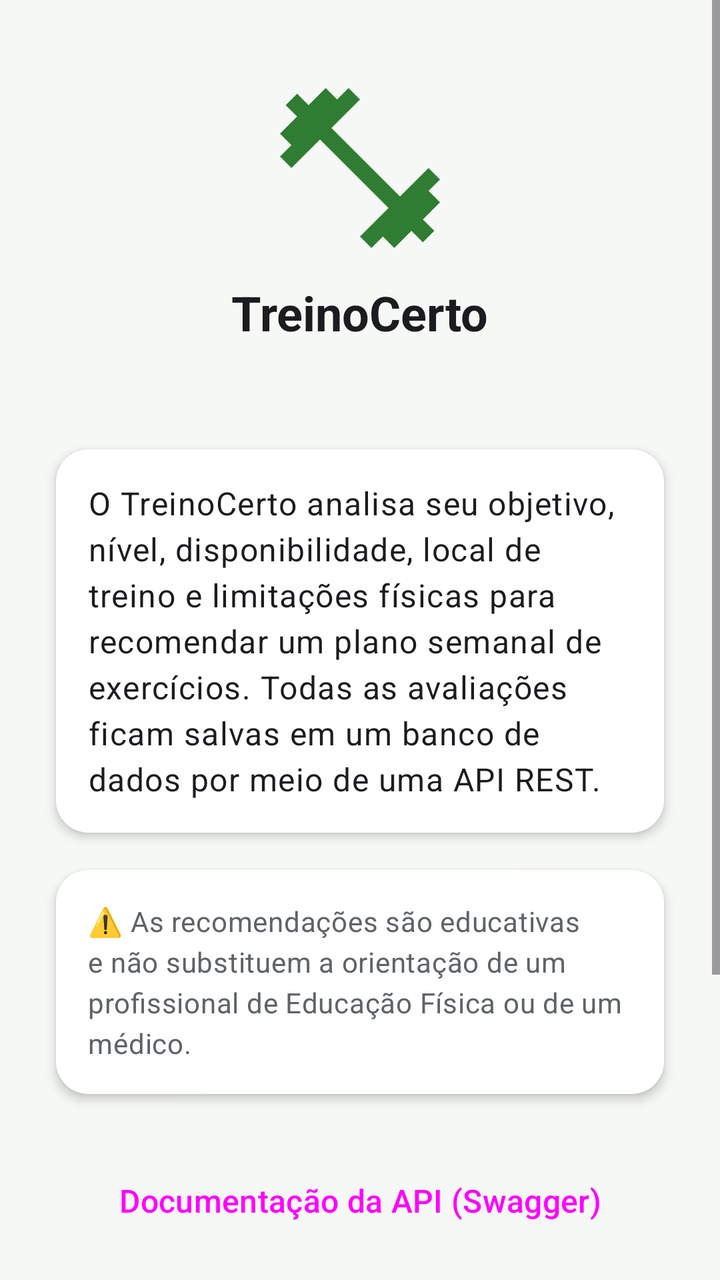
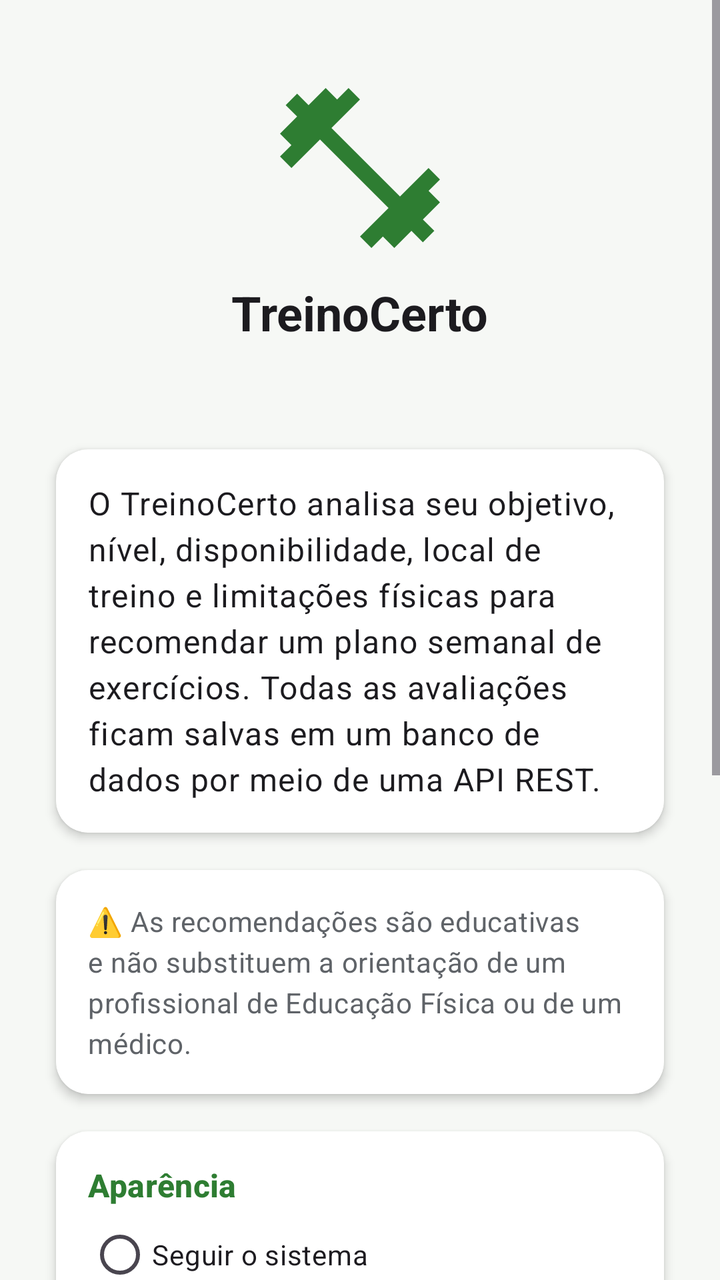

Before-and-after screenshots of an Android layout around one commit, followed by the original layout XML and the change that was made.
<!-- AndroidManifest.xml: application theme Theme.TreinoCerto -->
<!-- res/layout/activity_sobre.xml -->
<?xml version="1.0" encoding="utf-8"?>
<ScrollView xmlns:android="http://schemas.android.com/apk/res/android"
    xmlns:app="http://schemas.android.com/apk/res-auto"
    android:layout_width="match_parent"
    android:layout_height="match_parent"
    android:background="?android:attr/colorBackground">

    <LinearLayout
        android:layout_width="match_parent"
        android:layout_height="wrap_content"
        android:gravity="center_horizontal"
        android:orientation="vertical"
        android:padding="@dimen/margem_tela">

        <ImageView
            android:layout_width="96dp"
            android:layout_height="96dp"
            android:layout_marginTop="@dimen/espaco_medio"
            android:contentDescription="@string/app_name"
            android:src="@drawable/ic_haltere"
            app:tint="@color/verde_primario" />

        <TextView
            android:layout_width="wrap_content"
            android:layout_height="wrap_content"
            android:layout_marginTop="@dimen/espaco_pequeno"
            android:text="@string/app_name"
            android:textAppearance="@style/Texto.Titulo" />

        <TextView
            android:id="@+id/txtVersao"
            android:layout_width="wrap_content"
            android:layout_height="wrap_content"
            android:textAppearance="@style/Texto.Secundario" />

        <androidx.cardview.widget.CardView
            style="@style/Cartao"
            android:layout_width="match_parent"
            android:layout_height="wrap_content"
            android:layout_marginTop="@dimen/espaco_grande">

            <TextView
                android:layout_width="match_parent"
                android:layout_height="wrap_content"
                android:lineSpacingExtra="4dp"
                android:text="@string/sobre_descricao"
                android:textAppearance="@style/Texto.Corpo" />
        </androidx.cardview.widget.CardView>

        <androidx.cardview.widget.CardView
            style="@style/Cartao"
            android:layout_width="match_parent"
            android:layout_height="wrap_content">

            <TextView
                android:layout_width="match_parent"
                android:layout_height="wrap_content"
                android:lineSpacingExtra="4dp"
                android:text="@string/sobre_aviso"
                android:textAppearance="@style/Texto.Secundario" />
        </androidx.cardview.widget.CardView>

        <Button
            android:id="@+id/btnSwagger"
            style="@style/Botao.Secundario"
            android:layout_width="match_parent"
            android:layout_height="wrap_content"
            android:layout_marginTop="@dimen/espaco_medio"
            android:text="@string/sobre_swagger"
            app:icon="@drawable/ic_web" />

        <Button
            android:id="@+id/btnOms"
            style="@style/Botao.Secundario"
            android:layout_width="match_parent"
            android:layout_height="wrap_content"
            android:layout_marginTop="@dimen/espaco_pequeno"
            android:text="@string/sobre_oms"
            app:icon="@drawable/ic_info" />

        <Button
            android:id="@+id/btnContato"
            style="@style/Botao.Secundario"
            android:layout_width="match_parent"
            android:layout_height="wrap_content"
            android:layout_marginTop="@dimen/espaco_pequeno"
            android:text="@string/sobre_contato"
            app:icon="@drawable/ic_email" />

        <Button
            android:id="@+id/btnCompartilharApp"
            style="@style/Botao.Principal"
            android:layout_width="match_parent"
            android:layout_height="wrap_content"
            android:layout_marginTop="@dimen/espaco_pequeno"
            android:text="@string/sobre_compartilhar"
            app:icon="@drawable/ic_compartilhar" />
    </LinearLayout>
</ScrollView>
<!-- resources referenced by this layout -->
<resources>
  <color name="verde_primario">#2E7D32</color>
  <dimen name="espaco_grande">24dp</dimen>
  <dimen name="espaco_medio">16dp</dimen>
  <dimen name="espaco_pequeno">8dp</dimen>
  <dimen name="margem_tela">20dp</dimen>
  <!-- drawable ic_info (drawable) -->
  <vector xmlns:android="http://schemas.android.com/apk/res/android"
      android:width="24dp"
      android:height="24dp"
      android:viewportWidth="24"
      android:viewportHeight="24"
      android:tint="?attr/colorControlNormal">
      <path
          android:fillColor="@android:color/white"
          android:pathData="M12,2C6.48,2 2,6.48 2,12s4.48,10 10,10 10,-4.48 10,-10S17.52,2 12,2zM13,17h-2v-6h2v6zM13,9h-2L11,7h2v2z" />
  </vector>
  <string name="app_name">TreinoCerto</string>
  <string name="sobre_aviso">⚠️ As recomendações são educativas e não substituem a orientação de um profissional de Educação Física ou de um médico.</string>
  <string name="sobre_compartilhar">Indicar o app para um amigo</string>
  <string name="sobre_contato">Fale conosco por e-mail</string>
  <string name="sobre_descricao">O TreinoCerto analisa seu objetivo, nível, disponibilidade, local de treino e limitações físicas para recomendar um plano semanal de exercícios. Todas as avaliações ficam salvas em um banco de dados por meio de uma API REST.</string>
  <string name="sobre_oms">Recomendações da OMS sobre atividade física</string>
  <string name="sobre_swagger">Documentação da API (Swagger)</string>
  <style name="Botao.Principal" parent="Widget.Material3.Button">
          <item name="android:minHeight">56dp</item>
          <item name="android:textSize">16sp</item>
      </style>
  <style name="Botao.Secundario" parent="Widget.Material3.Button.OutlinedButton">
          <item name="android:minHeight">56dp</item>
          <item name="android:textSize">16sp</item>
      </style>
  <style name="Cartao" parent="">
          <item name="cardCornerRadius">16dp</item>
          <item name="cardElevation">3dp</item>
          <item name="cardBackgroundColor">@color/superficie</item>
          <item name="contentPadding">16dp</item>
          <item name="cardUseCompatPadding">true</item>
      </style>
  <style name="Texto.Corpo" parent="TextAppearance.Material3.BodyLarge">
          <item name="android:textColor">@color/texto_primario</item>
      </style>
  <style name="Texto.Secundario" parent="TextAppearance.Material3.BodyMedium">
          <item name="android:textColor">@color/texto_secundario</item>
      </style>
  <style name="Texto.Titulo" parent="TextAppearance.Material3.HeadlineSmall">
          <item name="android:textColor">@color/texto_primario</item>
          <item name="android:textStyle">bold</item>
      </style>
  <color name="superficie">#FFFFFF</color>
  <color name="texto_primario">#1C1B1F</color>
  <color name="texto_secundario">#5F6368</color>
  <color name="branco">#FFFFFF</color>
  <color name="verde_claro">#C8E6C9</color>
  <color name="laranja">#F57C00</color>
  <color name="laranja_claro">#FFE0B2</color>
  <color name="fundo">#F6F8F5</color>
  <color name="erro">#C62828</color>
  <style name="Widget.TreinoCerto.ActionBar" parent="Widget.Material3.ActionBar.Solid">
          <item name="background">@color/verde_primario</item>
          <item name="titleTextStyle">@style/TextAppearance.TreinoCerto.ActionBarTitle</item>
      </style>
  <color name="verde_escuro">#1B5E20</color>
  <style name="TextAppearance.TreinoCerto.ActionBarTitle" parent="TextAppearance.Material3.TitleLarge">
          <item name="android:textColor">@color/branco</item>
      </style>
  <!-- unchanged entries left out for length: 5 -->
</resources>

<!-- the commit's change to res/layout/activity_sobre.xml (unified diff, before → after) -->
@@ -60,6 +60,48 @@
                 android:textAppearance="@style/Texto.Secundario" />
         </androidx.cardview.widget.CardView>
 
+        <androidx.cardview.widget.CardView
+            style="@style/Cartao"
+            android:layout_width="match_parent"
+            android:layout_height="wrap_content">
+
+            <LinearLayout
+                android:layout_width="match_parent"
+                android:layout_height="wrap_content"
+                android:orientation="vertical">
+
+                <TextView
+                    android:layout_width="wrap_content"
+                    android:layout_height="wrap_content"
+                    android:text="@string/tema_titulo"
+                    android:textAppearance="@style/Texto.Secao" />
+
+                <RadioGroup
+                    android:id="@+id/grupoTema"
+                    android:layout_width="match_parent"
+                    android:layout_height="wrap_content">
+
+                    <RadioButton
+                        android:id="@+id/rbTemaSistema"
+                        android:layout_width="match_parent"
+                        android:layout_height="wrap_content"
+                        android:text="@string/tema_sistema" />
+
+                    <RadioButton
+                        android:id="@+id/rbTemaClaro"
+                        android:layout_width="match_parent"
+                        android:layout_height="wrap_content"
+                        android:text="@string/tema_claro" />
+
+                    <RadioButton
+                        android:id="@+id/rbTemaEscuro"
+                        android:layout_width="match_parent"
+                        android:layout_height="wrap_content"
+                        android:text="@string/tema_escuro" />
+                </RadioGroup>
+            </LinearLayout>
+        </androidx.cardview.widget.CardView>
+
         <Button
             android:id="@+id/btnSwagger"
             style="@style/Botao.Secundario"
<!-- resource entries referenced after the edit -->
@@ -23,6 +23,10 @@
   <string name="sobre_descricao">O TreinoCerto analisa seu objetivo, nível, disponibilidade, local de treino e limitações físicas para recomendar um plano semanal de exercícios. Todas as avaliações ficam salvas em um banco de dados por meio de uma API REST.</string>
   <string name="sobre_oms">Recomendações da OMS sobre atividade física</string>
   <string name="sobre_swagger">Documentação da API (Swagger)</string>
+  <string name="tema_claro">Claro</string>
+  <string name="tema_escuro">Escuro</string>
+  <string name="tema_sistema">Seguir o sistema</string>
+  <string name="tema_titulo">Aparência</string>
   <style name="Botao.Principal" parent="Widget.Material3.Button">
           <item name="android:minHeight">56dp</item>
           <item name="android:textSize">16sp</item>
@@ -40,6 +44,10 @@
       </style>
   <style name="Texto.Corpo" parent="TextAppearance.Material3.BodyLarge">
           <item name="android:textColor">@color/texto_primario</item>
+      </style>
+  <style name="Texto.Secao" parent="TextAppearance.Material3.TitleMedium">
+          <item name="android:textColor">@color/verde_primario</item>
+          <item name="android:textStyle">bold</item>
       </style>
   <style name="Texto.Secundario" parent="TextAppearance.Material3.BodyMedium">
           <item name="android:textColor">@color/texto_secundario</item>
